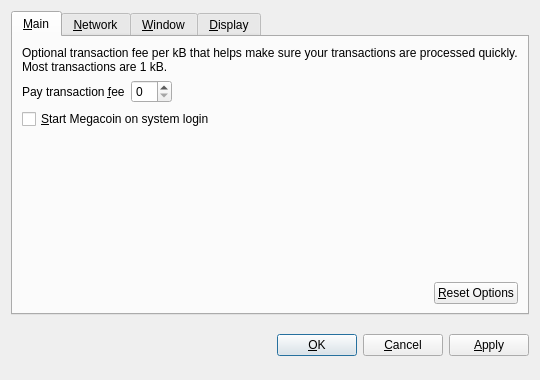
Old version of the form src/qt/forms/optionsdialog.ui in the repository oracul/bullycoin.
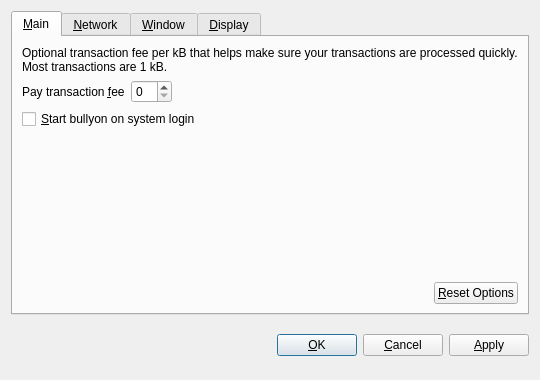
New version of the form. Custom widgets are drawn as their Qt base class.

Diff of the .ui file:
```diff
--- a/src/qt/forms/optionsdialog.ui
+++ b/src/qt/forms/optionsdialog.ui
@@ -82,7 +82,7 @@
           <string>Automatically start Megacoin after logging in to the system.</string>
          </property>
          <property name="text">
-          <string>&amp;Start Megacoin on system login</string>
+          <string>&amp;Start bullyon on system login</string>
          </property>
         </widget>
        </item>
```
Left out of the diff: 18 changed lines with no effect on the pictures.
